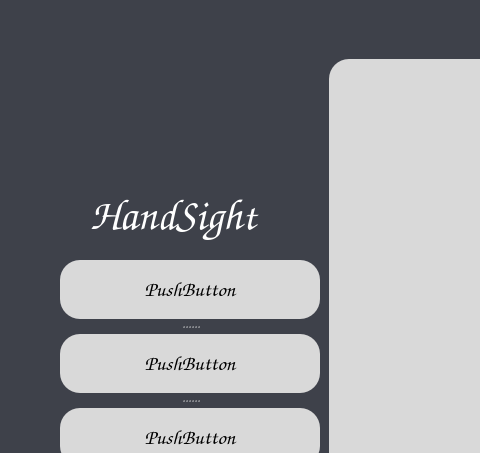
Before: the Qt Designer form src/qt_designer_files/content_window.ui in vergilhimself/HandSight, drawn with Qt 5; both pictures show x 0 to 480 and y 0 to 453 of the 1280 by 720 pixel window.
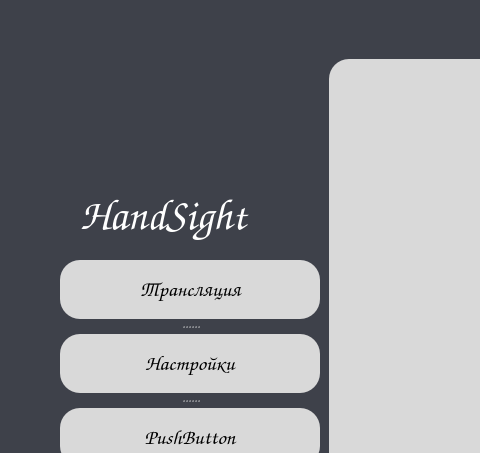
After: the same form once the commit is applied. Icons and pictures are not drawn.

```diff
--- a/src/qt_designer_files/content_window.ui
+++ b/src/qt_designer_files/content_window.ui
@@ -20,7 +20,7 @@
    <widget class="QLabel" name="label">
     <property name="geometry">
      <rect>
-      <x>90</x>
+      <x>80</x>
       <y>180</y>
       <width>220</width>
       <height>70</height>
@@ -45,7 +45,7 @@
    <widget class="QLabel" name="label_2">
     <property name="geometry">
      <rect>
-      <x>110</x>
+      <x>100</x>
       <y>60</y>
       <width>181</width>
       <height>121</height>
@@ -126,7 +126,7 @@
     background-color: rgb(217, 217, 217);</string>
      </property>
      <property name="text">
-      <string>PushButton</string>
+      <string>Трансляция</string>
      </property>
     </widget>
     <widget class="QPushButton" name="pushButton_4">
@@ -141,7 +141,7 @@
     background-color: rgb(217, 217, 217);</string>
      </property>
      <property name="text">
-      <string>PushButton</string>
+      <string>Настройки</string>
      </property>
     </widget>
     <widget class="QPushButton" name="pushButton_3">
```
Left out of the diff: 4 changed lines with no effect on the pictures.
